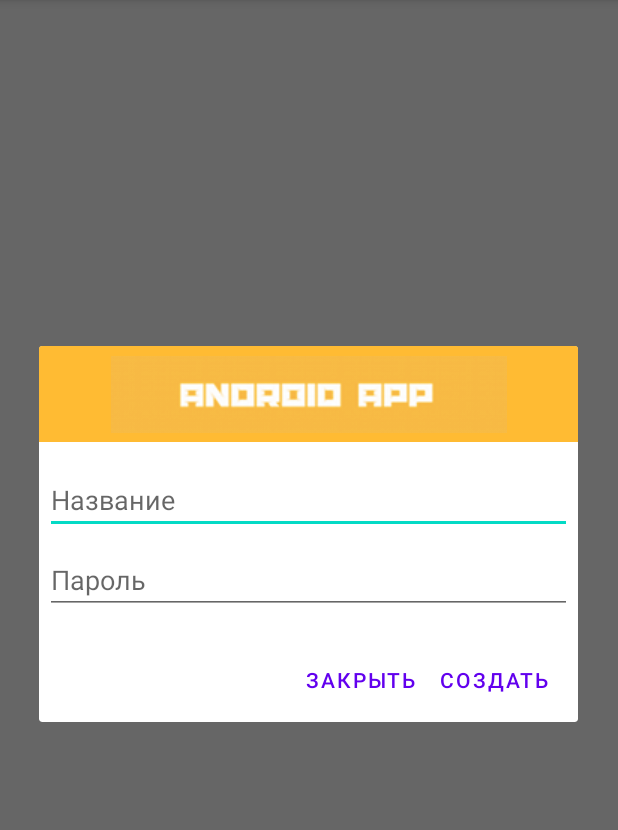
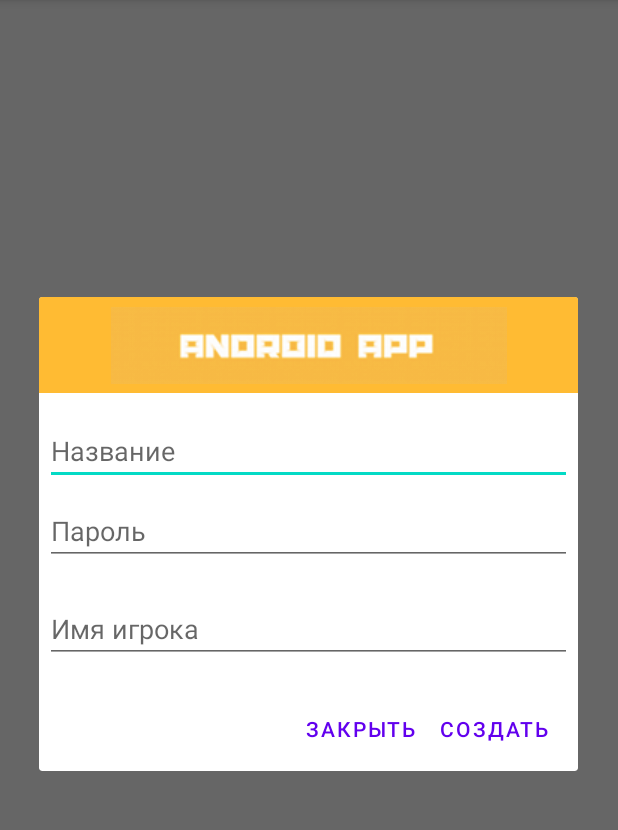
Before and after one commit to klodred/CrocodilMobile, an Android app: the screen it shows after launch (MainActivity), after a tap on "СОЗДАТЬ ЛОББИ", on a phone screen of 412 x 824 dp, the part 84-914 px from its top. Run offline under Robolectric (Android 15) with nearby library versions, the phone set to English and light mode, and no system bars; 4 statements that could not run were skipped.

Commit message:
add connect to lobby

```diff
--- a/app/src/main/java/com/example/crocodil/startWindow/MainActivity.kt
+++ b/app/src/main/java/com/example/crocodil/startWindow/MainActivity.kt
@@ -14,13 +14,11 @@ import com.example.crocodil.NetworkService.NetworkService
 import com.example.crocodil.databinding.ActivityMainBinding
 import com.example.crocodil.databinding.FragmentCreateLobbyBinding
 import com.example.crocodil.startWindow.LobbyConnectDialogFragment
-import java.net.Socket
 
 
 class MainActivity : AppCompatActivity() {
     lateinit var bindingMain: ActivityMainBinding
     lateinit var bindingSettings: FragmentCreateLobbyBinding
-    lateinit var socket: Socket
     var mService: NetworkService? = null
     val mTAG = MainActivity::class.java.simpleName
 
@@ -58,13 +56,23 @@ class MainActivity : AppCompatActivity() {
     @RequiresApi(Build.VERSION_CODES.Q)
     fun buttonCreateLobby(view: View) {
         bindService()
-        //startAsServer()
         val fragmentManager = supportFragmentManager
         val newFragment = LobbyConnectDialogFragment()
         val bundle = Bundle()
         val player = Admin()
         bundle.putSerializable("player", player)
-        //bundle.putSerializable("socket", socket)
+        newFragment.arguments = bundle
+        newFragment.show(fragmentManager, "dialog")
+    }
+
+    @RequiresApi(Build.VERSION_CODES.Q)
+    fun buttonConnectLobby(view: View) {
+        bindService()
+        val fragmentManager = supportFragmentManager
+        val newFragment = LobbyConnectDialogFragment()
+        val bundle = Bundle()
+        val player = Soldier()
+        bundle.putSerializable("player", player)
         newFragment.arguments = bundle
         newFragment.show(fragmentManager, "dialog")
     }
@@ -74,47 +82,5 @@ class MainActivity : AppCompatActivity() {
     @RequiresApi(Build.VERSION_CODES.Q)
     fun startAsServer() {
         startService(Intent(this, NetworkService::class.java))
-        //thread {
-          //  socket = Socket("192.168.0.101", 8080)
-        //}
-        //val socket = Socket()
-        //val p = InetAddress.getLocalHost()
-        //val connectivityManager = getSystemService(ConnectivityManager::class.java) as ConnectivityManager
-        //val a = connectivityManager.getNetworkCapabilities(connectivityManager.activeNetwork)
-        //val wifiManager = applicationContext.getSystemService(Context.WIFI_SERVICE) as WifiManager
-        //val wInfo = wifiManager.connectionInfo
-
-        // Extracting the information from the received connection info
-        //val ipAddress = Formatter.formatIpAddress(wInfo.ipAddress)
-        //Log.d("Network address", ipAddress)
-        //val server = ServerSocket(9999)
-        //server.bind(wInfo.ipAddress)
-        //val socket = server.accept()
-
-        /*
-        if (a != null) {
-            Log.d("network capabilities", "not null")
-            val o = a.transportInfo as WifiInfo
-            val id = o.networkId
-            Log.d("Network address", id.toString())
-        }
-        else {
-            Log.d("network capabilities", "is null")
-        }
-         */
     }
-
-    fun connect_to_lobbi(view: View) {
-        /*
-        val bundle = Bundle()
-        val fragmentManager = supportFragmentManager
-        val newFragment = FireMissilesDialogFragment()
-        bundle.putString("hello", "Hello")
-        newFragment.setArguments(bundle)
-        newFragment.show(fragmentManager, "dialog")
-
-         */
-        val socket = Socket("192.168.0.100", 9999)
-    }
-
 }
--- a/app/src/main/res/layout/activity_main.xml
+++ b/app/src/main/res/layout/activity_main.xml
@@ -28,5 +28,6 @@
         app:layout_constraintEnd_toEndOf="parent"
         app:layout_constraintStart_toStartOf="parent"
         app:layout_constraintTop_toBottomOf="@+id/create_lobbi"
-        app:layout_constraintVertical_bias="0.078" />
+        app:layout_constraintVertical_bias="0.078"
+        android:onClick="buttonConnectLobby"/>
 </androidx.constraintlayout.widget.ConstraintLayout>
--- a/app/src/main/res/layout/fragment_create_lobby.xml
+++ b/app/src/main/res/layout/fragment_create_lobby.xml
@@ -34,5 +34,16 @@
         android:fontFamily="sans-serif"
         android:hint="@string/lobbi_password"/>
 
+    <EditText
+        android:id="@+id/player_name"
+        android:layout_width="match_parent"
+        android:layout_height="wrap_content"
+        android:layout_marginTop="4dp"
+        android:layout_marginLeft="4dp"
+        android:layout_marginRight="4dp"
+        android:layout_marginBottom="16dp"
+        android:fontFamily="sans-serif"
+        android:hint="Имя игрока"/>
+
 
 </LinearLayout>
```
Also changed, not shown: app/src/main/java/com/example/crocodil/NetworkService/NetworkService.kt (+20 -13 lines), app/src/main/java/com/example/crocodil/Player.kt (+11 -9 lines), app/src/main/java/com/example/crocodil/startWindow/LobbyFragment.kt (+42 -6 lines).
